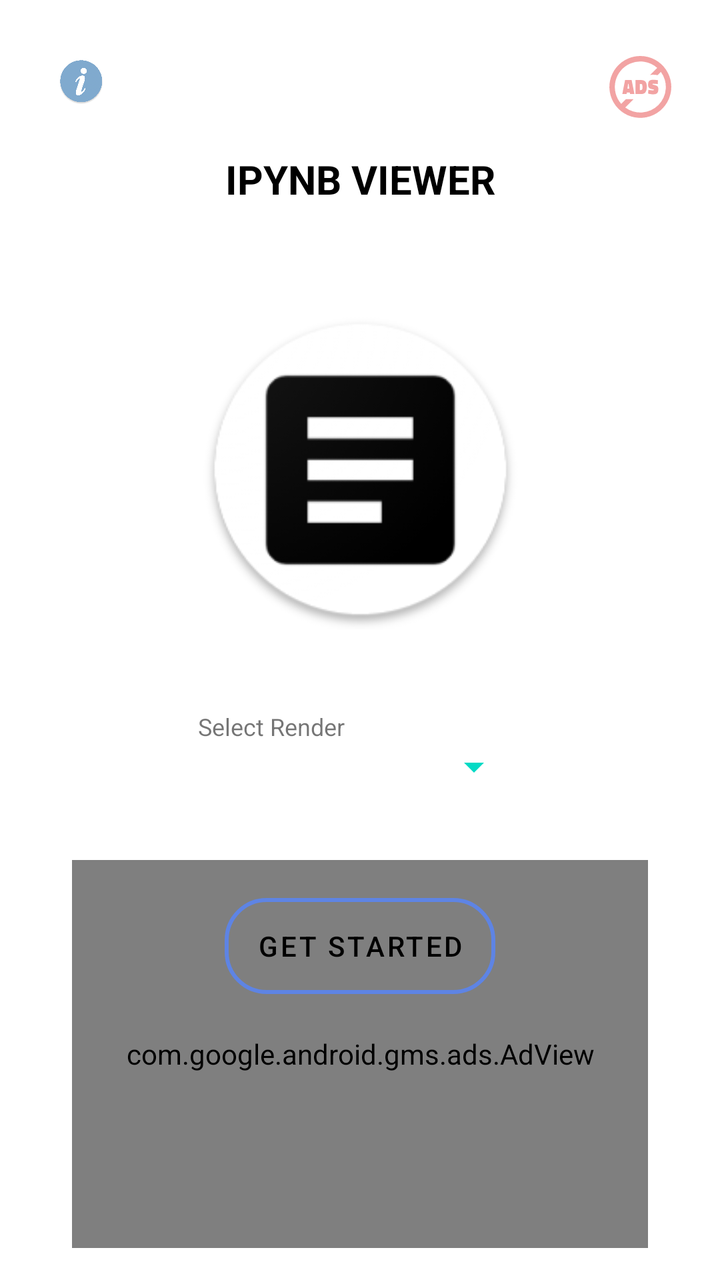
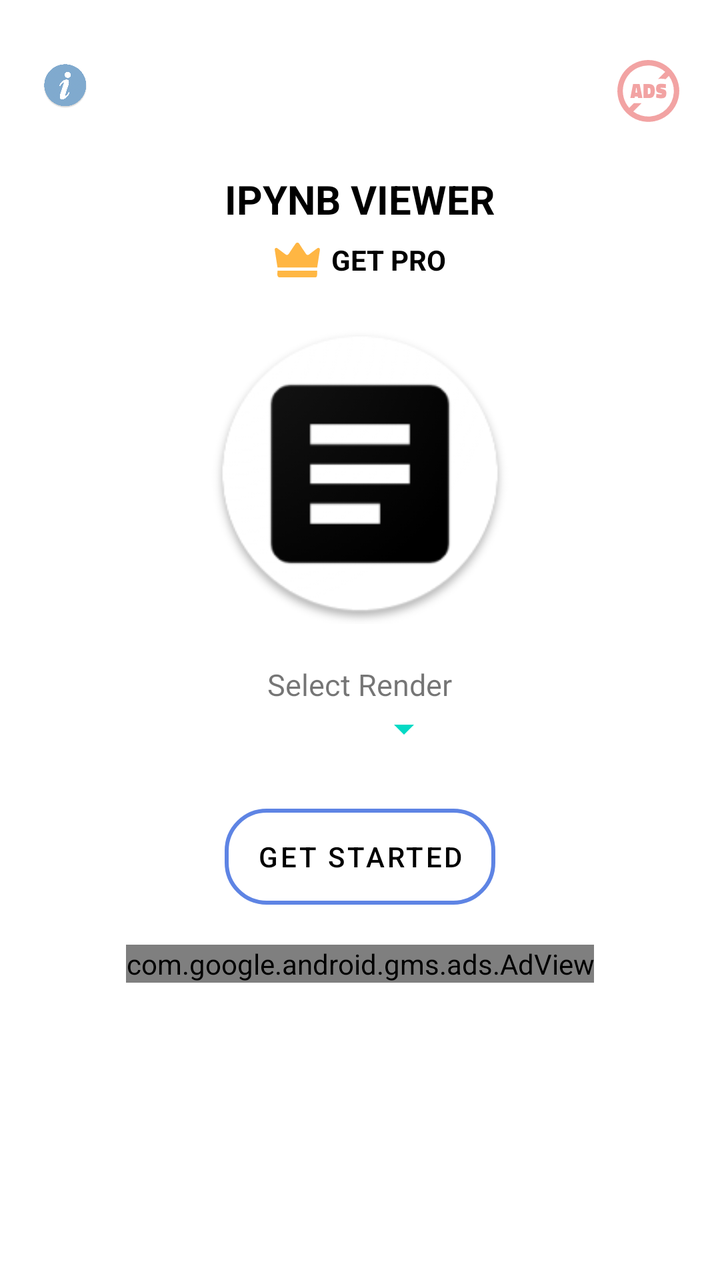

Screens rendered from an Android XML layout before and after an edit, with the pre-edit source and the edit as a unified diff.
<!-- AndroidManifest.xml: application theme Theme.IpynbViewer -->
<!-- res/layout/activity_main.xml -->
<?xml version="1.0" encoding="utf-8"?>
<androidx.constraintlayout.widget.ConstraintLayout xmlns:android="http://schemas.android.com/apk/res/android"
    xmlns:app="http://schemas.android.com/apk/res-auto"
    xmlns:tools="http://schemas.android.com/tools"
    android:layout_width="match_parent"
    android:layout_height="match_parent"
    android:orientation="vertical">

    
    <Button
        android:id="@+id/getStarted"
        android:layout_width="wrap_content"
        android:layout_height="48dp"
        android:layout_marginTop="28dp"
        android:layout_marginBottom="100dp"
        android:background="@drawable/mybutton"
        android:text="Get Started"
        android:textColor="@color/colorText"
        app:backgroundTint="@null"
        app:layout_constraintBottom_toBottomOf="parent"
        app:layout_constraintEnd_toEndOf="parent"
        app:layout_constraintHorizontal_bias="0.5"
        app:layout_constraintStart_toStartOf="parent"
        app:layout_constraintTop_toBottomOf="@+id/linearLayout"
        app:layout_constraintVertical_bias="0.044" />

    
    <TextView
        android:id="@+id/title"
        android:layout_width="wrap_content"
        android:layout_height="wrap_content"
        android:layout_marginTop="76dp"
        android:text="IPYNB VIEWER"
        android:textColor="@color/colorText"
        android:textSize="20sp"
        android:textStyle="bold"
        app:layout_constraintEnd_toEndOf="parent"
        app:layout_constraintHorizontal_bias="0.501"
        app:layout_constraintStart_toStartOf="parent"
        app:layout_constraintTop_toTopOf="parent" />

    
    <ImageView
        android:id="@+id/logoimg"
        android:layout_width="159dp"
        android:layout_height="0dp"
        android:layout_marginTop="36dp"
        android:src="@drawable/logo"
        app:layout_constraintEnd_toEndOf="parent"
        app:layout_constraintHorizontal_bias="0.5"
        app:layout_constraintStart_toStartOf="parent"
        app:layout_constraintTop_toBottomOf="@+id/title" />

    
    <LinearLayout
        android:id="@+id/linearLayout"
        android:layout_width="162dp"
        android:layout_height="64dp"
        android:layout_marginTop="24dp"
        android:orientation="vertical"
        app:layout_constraintEnd_toEndOf="parent"
        app:layout_constraintHorizontal_bias="0.5"
        app:layout_constraintStart_toStartOf="parent"
        app:layout_constraintTop_toBottomOf="@+id/logoimg">

        <TextView
            android:layout_width="match_parent"
            android:layout_height="wrap_content"
            android:text="Select Render"
            android:textSize="12sp" />

        <Spinner
            android:id="@+id/selectRender"
            android:layout_width="match_parent"
            android:layout_height="wrap_content"
            android:prompt="@string/title" />
    </LinearLayout>

    
    <ImageView
        android:id="@+id/infologo"
        android:layout_width="25dp"
        android:layout_height="25dp"
        android:layout_marginStart="28dp"
        android:layout_marginTop="28dp"
        android:alpha="0.5"
        android:src="@drawable/info"
        app:layout_constraintStart_toStartOf="parent"
        app:layout_constraintTop_toTopOf="parent" />

    
    <ImageView
        android:id="@+id/removeads"
        android:layout_width="32dp"
        android:layout_height="31dp"
        android:layout_marginTop="28dp"
        android:layout_marginEnd="24dp"
        android:alpha="0.5"
        android:src="@drawable/removeads"
        app:layout_constraintEnd_toEndOf="parent"
        app:layout_constraintTop_toTopOf="parent" />

    
    <com.google.android.gms.ads.AdView
        android:id="@+id/adView"
        android:layout_width="288dp"
        android:layout_height="194dp"
        android:layout_alignParentBottom="true"
        android:layout_centerHorizontal="true"
        android:layout_marginTop="20dp"
        android:layout_marginBottom="16dp"
        app:adSize="MEDIUM_RECTANGLE"
        app:adUnitId="ca-app-pub-1715775523919691/3323866400"
        app:layout_constraintBottom_toBottomOf="parent"
        app:layout_constraintEnd_toEndOf="parent"
        app:layout_constraintStart_toStartOf="parent"
        app:layout_constraintTop_toBottomOf="@+id/getStarted"
        app:layout_constraintVertical_bias="1.0"></com.google.android.gms.ads.AdView>


</androidx.constraintlayout.widget.ConstraintLayout>
<!-- resources referenced by this layout -->
<resources>
  <color name="colorText">#FF000000</color>
  <!-- drawable info: png bitmap (drawable, 20865 bytes) -->
  <!-- drawable logo: png bitmap (drawable, 13798 bytes) -->
  <!-- drawable mybutton (drawable) -->
  <?xml version="1.0" encoding="utf-8"?>
  <shape xmlns:android="http://schemas.android.com/apk/res/android">
  
      <corners android:radius="20dp" />
      <gradient
          android:endColor="@android:color/transparent"
          android:startColor="@android:color/transparent" />
      <stroke
          android:width="2dp"
          android:color="#5E84E4" /> 
  
  </shape>
  <!-- drawable removeads (drawable) -->
  <vector xmlns:android="http://schemas.android.com/apk/res/android"
      android:width="122.88dp"
      android:height="122.88dp"
      android:viewportWidth="122.88"
      android:viewportHeight="122.88">
    <path
        android:fillColor="#E64747"
        android:pathData="M61.44,0A61.31,61.31 0,1 1,38 4.66,61.29 61.29,0 0,1 61.44,0ZM96.13,55.62A73.43,73.43 0,0 0,88.54 55a14.21,14.21 0,0 0,-2.76 0.14,0.59 0.59,0 0,0 -0.38,0.61 0.75,0.75 0,0 0,0.44 0.7,17 17,0 0,0 2.79,0.83 37.3,37.3 0,0 1,3.85 1.14A9.31,9.31 0,0 1,95.19 60a4.83,4.83 0,0 1,1.59 2.49,16 16,0 0,1 0.39,4q0,5.14 -2.45,7.34T87.36,76a35,35 0,0 1,-5 -0.37,37.23 37.23,0 0,1 -4,-0.75l-1.44,-0.37 0.37,-7.34a61.8,61.8 0,0 0,9.29 0.91q1.92,0 1.92,-1a0.63,0.63 0,0 0,-0.44 -0.6,17.51 17.51,0 0,0 -2.4,-0.52q-5.19,-0.9 -7.06,-2.84t-1.86,-6.32q0,-5.61 2.4,-7.68t7.4,-2.07a51.74,51.74 0,0 1,8.26 0.78l1.55,0.29 -0.22,7.47ZM62.7,75.41L51.85,75.41L51.85,47.61L62.33,47.61q6.4,0 9.21,3.24T74.36,61.2q0,7.13 -2.7,10.66t-9,3.55ZM65.7,61.68q0,-3.74 -0.69,-5c-0.45,-0.83 -1.47,-1.24 -3.05,-1.24L60.44,55.44L60.44,67.57L62,67.57a3.56,3.56 0,0 0,2.85 -1.08c0.59,-0.72 0.89,-2.32 0.89,-4.81ZM25.7,75.41 L31.18,47.61h13l5.59,27.8L41.11,75.41l-0.7,-3.19L34.75,72.22l-0.6,3.19ZM37.26,55.17l-1.4,9.7h3.66l-1.33,-9.7ZM102.19,31.54 L95.8,37.94a58.74,58.74 0,0 0,-9.26 -0.86,24.42 24.42,0 0,0 -6,0.71L94.83,23.48a50.62,50.62 0,0 0,-52.7 -8.77A50.49,50.49 0,0 0,23.52 94.79l9.38,-9.38h1.25v0c2.42,0 4.59,0 7,0h5.18l1.61,0.43L31.58,102.16a50.51,50.51 0,0 0,70.61 -70.62Z"/>
  </vector>
  <string name="title">Select Render</string>
  <style name="Theme.IpynbViewer" parent="Theme.MaterialComponents.DayNight.DarkActionBar">
          
          <item name="colorPrimary">@color/purple_500</item>
          <item name="colorPrimaryVariant">@color/purple_700</item>
          <item name="colorOnPrimary">@color/white</item>
          
          <item name="colorSecondary">@color/teal_200</item>
          <item name="colorSecondaryVariant">@color/teal_700</item>
          <item name="colorOnSecondary">@color/black</item>
          
          <item name="android:statusBarColor">?attr/colorPrimaryVariant</item>
          
          <item name="windowNoTitle">true</item>
  
          <item name="android:windowFullscreen">true</item>
  
          <item name="android:textColorSecondary">@color/teal_200</item>
      </style>
  <color name="purple_500">#FF6200EE</color>
  <color name="purple_700">#FF3700B3</color>
  <color name="white">#FFFFFFFF</color>
  <color name="teal_200">#FF03DAC5</color>
  <color name="teal_700">#FF018786</color>
  <color name="black">#FF000000</color>
</resources>

<!-- the commit's change to res/layout/activity_main.xml (unified diff, before → after) -->
@@ -1,121 +1,121 @@
 <?xml version="1.0" encoding="utf-8"?>
-<androidx.constraintlayout.widget.ConstraintLayout xmlns:android="http://schemas.android.com/apk/res/android"
+<ScrollView xmlns:android="http://schemas.android.com/apk/res/android"
     xmlns:app="http://schemas.android.com/apk/res-auto"
-    xmlns:tools="http://schemas.android.com/tools"
     android:layout_width="match_parent"
     android:layout_height="match_parent"
-    android:orientation="vertical">
+    android:orientation="vertical"
+    android:id="@+id/homePage">
 
-    
-    <Button
-        android:id="@+id/getStarted"
-        android:layout_width="wrap_content"
-        android:layout_height="48dp"
-        android:layout_marginTop="28dp"
-        android:layout_marginBottom="100dp"
-        android:background="@drawable/mybutton"
-        android:text="Get Started"
-        android:textColor="@color/colorText"
-        app:backgroundTint="@null"
-        app:layout_constraintBottom_toBottomOf="parent"
-        app:layout_constraintEnd_toEndOf="parent"
-        app:layout_constraintHorizontal_bias="0.5"
-        app:layout_constraintStart_toStartOf="parent"
-        app:layout_constraintTop_toBottomOf="@+id/linearLayout"
-        app:layout_constraintVertical_bias="0.044" />
+    <LinearLayout
+        android:layout_width="match_parent"
+        android:layout_height="wrap_content"
+        android:orientation="vertical"
+        android:gravity="center"
+        android:padding="20dp">
 
-    
-    <TextView
-        android:id="@+id/title"
-        android:layout_width="wrap_content"
-        android:layout_height="wrap_content"
-        android:layout_marginTop="76dp"
-        android:text="IPYNB VIEWER"
-        android:textColor="@color/colorText"
-        android:textSize="20sp"
-        android:textStyle="bold"
-        app:layout_constraintEnd_toEndOf="parent"
-        app:layout_constraintHorizontal_bias="0.501"
-        app:layout_constraintStart_toStartOf="parent"
-        app:layout_constraintTop_toTopOf="parent" />
+        <RelativeLayout
+            android:layout_width="match_parent"
+            android:layout_height="wrap_content"
+            android:layout_marginTop="10dp">
 
-    
-    <ImageView
-        android:id="@+id/logoimg"
-        android:layout_width="159dp"
-        android:layout_height="0dp"
-        android:layout_marginTop="36dp"
-        android:src="@drawable/logo"
-        app:layout_constraintEnd_toEndOf="parent"
-        app:layout_constraintHorizontal_bias="0.5"
-        app:layout_constraintStart_toStartOf="parent"
-        app:layout_constraintTop_toBottomOf="@+id/title" />
+            <ImageView
+                android:id="@+id/infologo"
+                android:layout_width="25dp"
+                android:layout_height="25dp"
+                android:alpha="0.5"
+                android:src="@drawable/info"
+                android:layout_alignParentLeft="true"/>
 
-    
-    <LinearLayout
-        android:id="@+id/linearLayout"
-        android:layout_width="162dp"
-        android:layout_height="64dp"
-        android:layout_marginTop="24dp"
-        android:orientation="vertical"
-        app:layout_constraintEnd_toEndOf="parent"
-        app:layout_constraintHorizontal_bias="0.5"
-        app:layout_constraintStart_toStartOf="parent"
-        app:layout_constraintTop_toBottomOf="@+id/logoimg">
+            <ImageView
+                android:id="@+id/removeads"
+                android:layout_width="32dp"
+                android:layout_height="31dp"
+                android:alpha="0.5"
+                android:src="@drawable/removeads"
+                android:layout_alignParentRight="true"/>
+
+        </RelativeLayout>
 
         <TextView
-            android:layout_width="match_parent"
+            android:id="@+id/title"
+            android:layout_width="wrap_content"
             android:layout_height="wrap_content"
-            android:text="Select Render"
-            android:textSize="12sp" />
+            android:text="IPYNB VIEWER"
+            android:textColor="@color/colorText"
+            android:textSize="20sp"
+            android:textStyle="bold"
+            android:layout_marginTop="25dp"/>
 
-        <Spinner
-            android:id="@+id/selectRender"
-            android:layout_width="match_parent"
+        <LinearLayout
+            android:id="@+id/getPro"
+            android:layout_marginTop="5dp"
+            android:layout_width="wrap_content"
             android:layout_height="wrap_content"
-            android:prompt="@string/title" />
+            android:orientation="horizontal">
+
+            <ImageView
+                android:layout_width="wrap_content"
+                android:layout_height="wrap_content"
+                android:src="@drawable/pro"
+                android:layout_marginRight="5dp"/>
+
+            <TextView
+                android:layout_width="wrap_content"
+                android:layout_height="wrap_content"
+                android:text="GET PRO"
+                android:textColor="@color/colorText"
+                android:textSize="14sp"
+                android:textStyle="bold"
+                android:layout_gravity="center_vertical"/>
+        </LinearLayout>
+
+        <ImageView
+            android:id="@+id/logoimg"
+            android:layout_width="150dp"
+            android:layout_height="150dp"
+            android:layout_marginTop="20dp"
+            android:src="@drawable/logo"/>
+
+        
+        <LinearLayout
+            android:id="@+id/linearLayout"
+            android:layout_width="wrap_content"
+            android:layout_height="wrap_content"
+            android:layout_marginTop="20dp"
+            android:orientation="vertical">
+
+            <TextView
+                android:layout_width="match_parent"
+                android:layout_height="wrap_content"
+                android:text="Select Render"
+                android:textSize="15sp" />
+
+            <Spinner
+                android:id="@+id/selectRender"
+                android:layout_width="match_parent"
+                android:layout_height="wrap_content"
+                android:prompt="@string/title"/>
+        </LinearLayout>
+
+        <Button
+            android:id="@+id/getStarted"
+            android:layout_width="wrap_content"
+            android:layout_height="wrap_content"
+            android:layout_marginTop="28dp"
+            android:background="@drawable/mybutton"
+            android:text="Get Started"
+            android:textColor="@color/colorText"
+            app:backgroundTint="@null"/>
+
+        <com.google.android.gms.ads.AdView
+            android:id="@+id/adView"
+            android:layout_width="wrap_content"
+            android:layout_height="wrap_content"
+            android:layout_marginTop="20dp"
+            android:layout_marginBottom="16dp"
+            app:adSize="MEDIUM_RECTANGLE"
+            app:adUnitId="ca-app-pub-1715775523919691/3323866400"/>
+
     </LinearLayout>
 
-    
-    <ImageView
-        android:id="@+id/infologo"
-        android:layout_width="25dp"
-        android:layout_height="25dp"
-        android:layout_marginStart="28dp"
-        android:layout_marginTop="28dp"
-        android:alpha="0.5"
-        android:src="@drawable/info"
-        app:layout_constraintStart_toStartOf="parent"
-        app:layout_constraintTop_toTopOf="parent" />
-
-    
-    <ImageView
-        android:id="@+id/removeads"
-        android:layout_width="32dp"
-        android:layout_height="31dp"
-        android:layout_marginTop="28dp"
-        android:layout_marginEnd="24dp"
-        android:alpha="0.5"
-        android:src="@drawable/removeads"
-        app:layout_constraintEnd_toEndOf="parent"
-        app:layout_constraintTop_toTopOf="parent" />
-
-    
-    <com.google.android.gms.ads.AdView
-        android:id="@+id/adView"
-        android:layout_width="288dp"
-        android:layout_height="194dp"
-        android:layout_alignParentBottom="true"
-        android:layout_centerHorizontal="true"
-        android:layout_marginTop="20dp"
-        android:layout_marginBottom="16dp"
-        app:adSize="MEDIUM_RECTANGLE"
-        app:adUnitId="ca-app-pub-1715775523919691/3323866400"
-        app:layout_constraintBottom_toBottomOf="parent"
-        app:layout_constraintEnd_toEndOf="parent"
-        app:layout_constraintStart_toStartOf="parent"
-        app:layout_constraintTop_toBottomOf="@+id/getStarted"
-        app:layout_constraintVertical_bias="1.0"></com.google.android.gms.ads.AdView>
-
-
-</androidx.constraintlayout.widget.ConstraintLayout>
+</ScrollView>
<!-- resource entries referenced after the edit -->
@@ -16,6 +16,7 @@
           android:color="#5E84E4" /> 
   
   </shape>
+  <!-- drawable pro: vector/xml drawable (drawable, 4194 chars, omitted) -->
   <!-- drawable removeads (drawable) -->
   <vector xmlns:android="http://schemas.android.com/apk/res/android"
       android:width="122.88dp"
